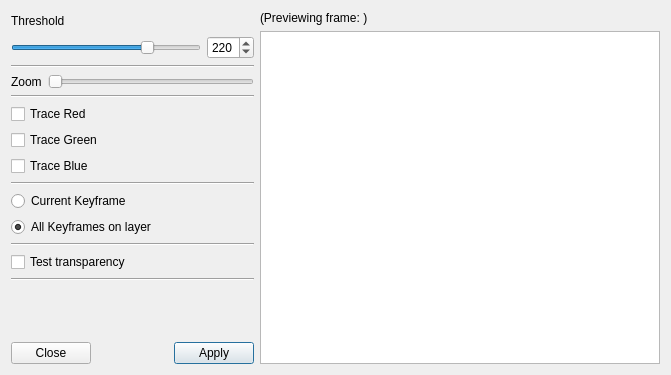
Before: the Qt Designer form app/ui/addtransparencytopaperdialog.ui in pencil2d/pencil, drawn with Qt 5.
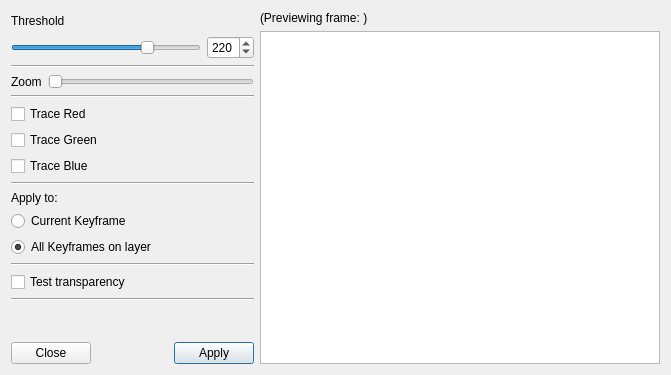
After: the same form once the commit is applied. Icons and pictures are not drawn.

Commit message: Removed debug messages and enhanced ui

```diff
--- a/app/ui/addtransparencytopaperdialog.ui
+++ b/app/ui/addtransparencytopaperdialog.ui
@@ -232,6 +232,13 @@
          </property>
         </widget>
        </item>
+       <item>
+        <widget class="QLabel" name="labApplyTo">
+         <property name="text">
+          <string>Apply to:</string>
+         </property>
+        </widget>
+       </item>
        <item>
         <widget class="QRadioButton" name="rbCurrentKeyframe">
          <property name="text">
```
The commit also changes 3 other files.
